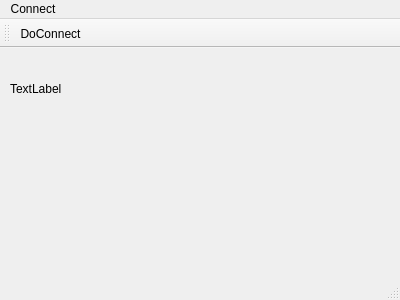
Above: mainwindow.ui from Skylli202/wifibot before the change. Below: the same form after it.
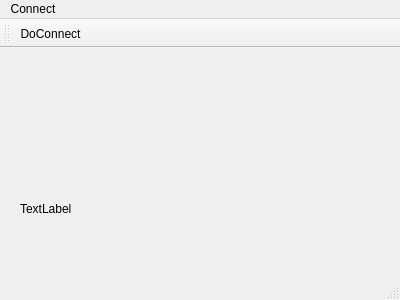
That is the form after the change.

What changed in the file:
```diff
--- a/mainwindow.ui
+++ b/mainwindow.ui
@@ -20,8 +20,8 @@
    <widget class="QLabel" name="label">
     <property name="geometry">
      <rect>
-      <x>10</x>
-      <y>10</y>
+      <x>20</x>
+      <y>130</y>
       <width>131</width>
       <height>61</height>
      </rect>
```
